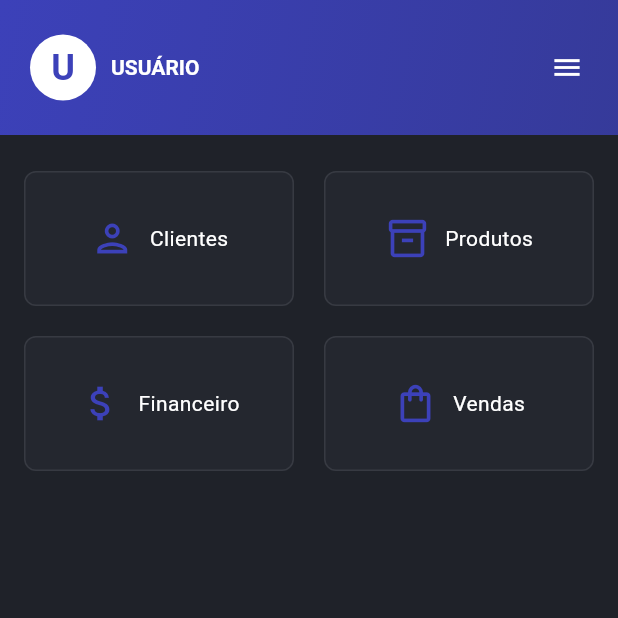
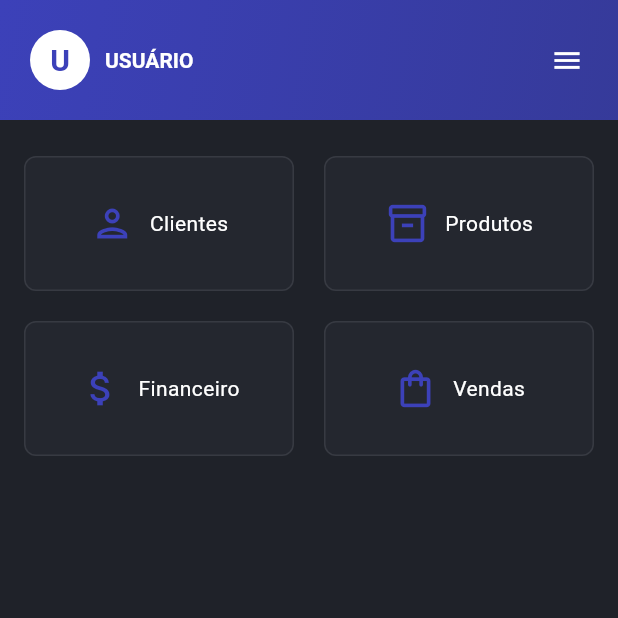
Before and after one commit to vinihellmann/geapp, a Flutter app: the screen it shows after launch, after a tap on "Acessar", on a phone screen of 412 x 824 dp, the top half of it. Run offline on Flutter 3.47's test engine with Material 3 defaults, Android fonts, the phone set to English and light mode, and no system bars; our stand-ins replace flutter_multi_formatter, fluttertoast, mask_text_input_formatter, shared_preferences, sqflite; accounts and stored records are empty.

Commit message:
fix: layout

```diff
--- a/lib/app/components/navbar.dart
+++ b/lib/app/components/navbar.dart
@@ -11,7 +11,7 @@ class NavBar extends StatelessWidget implements PreferredSizeWidget {
     required this.title,
     this.actions,
     this.bottom,
-  }) : preferredSize = Size.fromHeight(bottom != null ? 120 : 90);
+  }) : preferredSize = Size.fromHeight(bottom != null ? 120 : 80);
 
   @override
   final Size preferredSize;
@@ -29,7 +29,7 @@ class NavBar extends StatelessWidget implements PreferredSizeWidget {
         scrolledUnderElevation: 0,
         elevation: 0,
         titleSpacing: 0,
-        toolbarHeight: bottom != null ? 120 : 90,
+        toolbarHeight: bottom != null ? 120 : 80,
         backgroundColor: Colors.transparent,
         bottom: bottom,
         leading: leading ??
--- a/lib/modules/home/components/user_avatar.dart
+++ b/lib/modules/home/components/user_avatar.dart
@@ -12,11 +12,11 @@ class UserAvatar extends StatelessWidget {
         SizedBox(width: 20),
         CircleAvatar(
           backgroundColor: TColor.text.primary,
-          radius: 22,
+          radius: 20,
           child: Text(
             "Usuário"[0].toUpperCase(),
             style: TextStyle(
-              fontSize: 24,
+              fontSize: 20,
               fontWeight: FontWeight.bold,
               color: TColor.primary.light,
             ),
```
Also changed, not shown: lib/modules/customer/screens/customer_list_screen.dart (+12 -4 lines), pubspec.yaml (+7 -7 lines).
